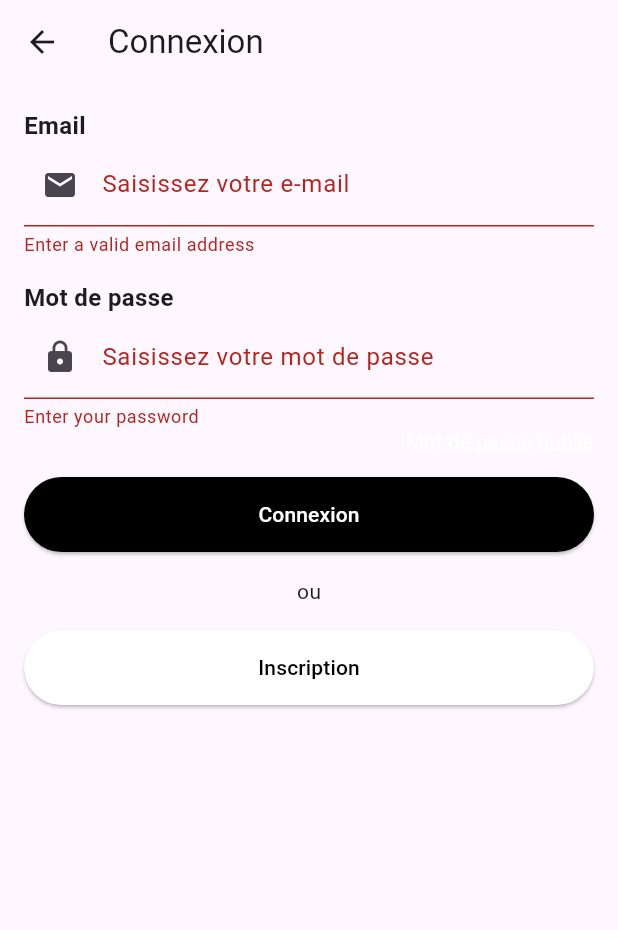
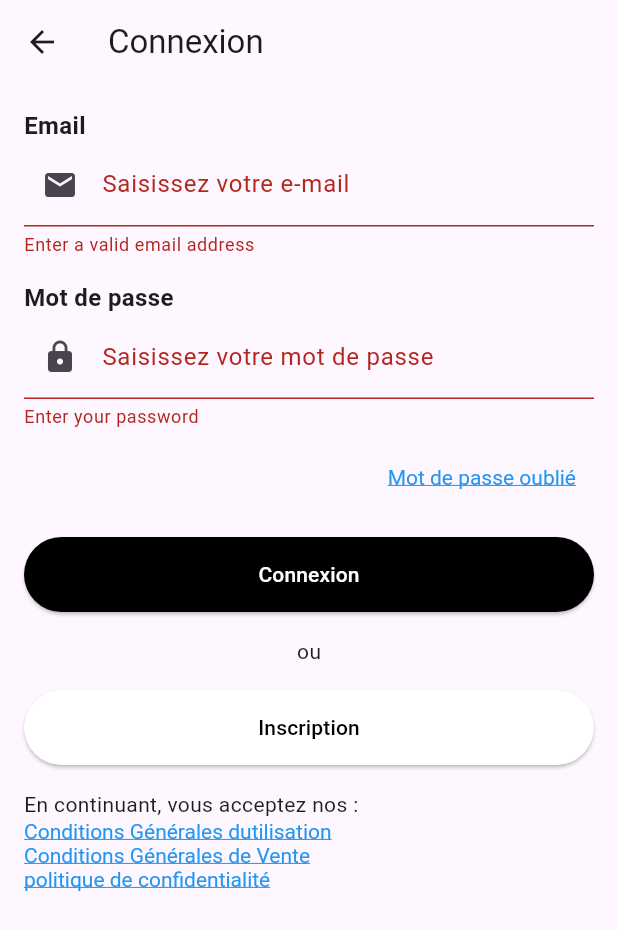
Before and after one commit to Dalel1akremi/flutterProject, a Flutter app: the screen it shows after launch, item 3 of the bottom bar chosen, after a tap on "Connexion", on a phone screen of 412 x 824 dp. Shown: the top 930 px of the screen. Run offline on Flutter 3.47's test engine with Material 3 defaults, Android fonts, the phone set to English and light mode, and no system bars.

Commit message:
fix `login` page `.dart`

```diff
--- a/FLUTTER/lib/profile.dart
+++ b/FLUTTER/lib/profile.dart
@@ -1,57 +1,109 @@
+// ignore_for_file: library_private_types_in_public_api, use_build_context_synchronously, prefer_const_declarations, avoid_print
+
 import 'package:flutter/material.dart';
-import 'package:http/http.dart' as http;
+import 'package:http/http.dart' as http; // Import the http package
 import 'dart:convert';
 import 'registre.dart';
+import 'RchangePassword.dart';
 
 class ProfilePage extends StatefulWidget {
+  const ProfilePage({super.key});
+
   @override
   _ProfilePageState createState() => _ProfilePageState();
 }
 
 class _ProfilePageState extends State<ProfilePage> {
   final _formKey = GlobalKey<FormState>();
-  String _email = '';
-  String _password = '';
+  String email = '';
+  String password = '';
 
-  void _submit() async {
-    if (_formKey.currentState?.validate() ?? false) {
-      _formKey.currentState?.save();
+  void _submit(BuildContext context) async {
+    if (_formKey.currentState!.validate()) {
+      _formKey.currentState!.save();
 
-      // TODO: Appeler la fonction d'API pour la connexion avec _email et _password
-      await loginUser(_email, _password);
+      if (email.isEmpty || password.isEmpty) {
+        ScaffoldMessenger.of(context).showSnackBar(
+          const SnackBar(
+            content: Text('Please enter both email and password.'),
+            backgroundColor: Colors.red,
+          ),
+        );
+        return;
+      }
+
+      try {
+        await loginUser(context, email, password);
+      } catch (error) {
+        print('Error during login: $error');
+        String errorMessage = 'Error during login. Please try again.';
+
+        if (error is http.ClientException) {
+          // Handle specific HTTP client exceptions
+          errorMessage =
+              'Network error. Please check your internet connection.';
+        } else if (error is FormatException) {
+          // Handle JSON decoding errors
+          errorMessage = 'Invalid response format from the server.';
+        }
+
+        ScaffoldMessenger.of(context).showSnackBar(
+          SnackBar(
+            content: Text(errorMessage),
+            backgroundColor: Colors.red,
+          ),
+        );
+      }
     }
   }
 
-  Future<void> loginUser(String email, String password) async {
-    final Uri apiUrl = Uri.parse(
-        'http://localhost:3000/login'); // Remplacez par l'URL de votre API
+  Future<void> loginUser(
+      BuildContext context, String email, String password) async {
+    final String apiUrl = "http://localhost:3000/login";
 
     try {
       final response = await http.post(
-        apiUrl,
-        body: {'email': email, 'password': password},
+        Uri.parse(apiUrl),
+        headers: {
+          'Content-Type': 'application/json',
+        },
+        body: jsonEncode({
+          'email': email,
+          'password': password,
+        }),
       );
+
+      print('Response: ${response.body}');
 
       if (response.statusCode == 200) {
         final data = json.decode(response.body);
-        // Récupérer le token et autres informations nécessaires
         final String token = data['token'];
         final String userId = data['userId'];
 
-        // TODO: Stocker le token localement (par exemple, dans les préférences partagées)
-        // TODO: Naviguer vers la page suivante ou effectuer d'autres actions nécessaires
+        // TODO: Store the token locally (e.g., in shared preferences)
+        // TODO: Navigate to the next page or perform other necessary actions
 
         print('Login successful! Token: $token, UserId: $userId');
       } else {
         final data = json.decode(response.body);
         final String message = data['message'];
 
-        // TODO: Afficher un message d'erreur à l'utilisateur
         print('Login failed! Message: $message');
+        ScaffoldMessenger.of(context).showSnackBar(
+          SnackBar(
+            content: Text('Login failed: $message'),
+            backgroundColor: Colors.red,
+          ),
+        );
       }
     } catch (error) {
-      // TODO: Gérer les erreurs, afficher un message d'erreur, etc.
       print('Error during login: $error');
+      ScaffoldMessenger.of(context).showSnackBar(
+        const SnackBar(
+          content: Text('Error during login.'),
+          backgroundColor: Colors.red,
+        ),
+      );
     }
   }
 
@@ -59,7 +111,7 @@ class _ProfilePageState extends State<ProfilePage> {
   Widget build(BuildContext context) {
     return Scaffold(
       appBar: AppBar(
-        title: Text('Connexion'),
+        title: const Text('Connexion'),
       ),
       body: Padding(
         padding: const EdgeInsets.all(16.0),
@@ -68,7 +120,7 @@ class _ProfilePageState extends State<ProfilePage> {
           child: Column(
             crossAxisAlignment: CrossAxisAlignment.start,
             children: <Widget>[
-              Text(
+              const Text(
                 'Email',
                 style: TextStyle(
                   fontWeight: FontWeight.bold,
@@ -80,72 +132,78 @@ class _ProfilePageState extends State<ProfilePage> {
                   if (value?.isEmpty ?? true || !value!.contains('@')) {
                     return 'Enter a valid email address';
                   }
-                  return null;
+                  return null; // Return null for successful validation
                 },
-                onSaved: (value) => _email = value ?? '',
-                decoration: InputDecoration(
+                onSaved: (value) => email = value ?? '',
+                decoration: const InputDecoration(
                   labelText: 'Saisissez votre e-mail',
                   prefixIcon: Icon(Icons.email),
                 ),
               ),
-              SizedBox(height: 16.0),
-              Text(
+              const SizedBox(height: 16.0),
+              const Text(
                 'Mot de passe',
                 style: TextStyle(
                   fontWeight: FontWeight.bold,
                   fontSize: 16.0,
                 ),
               ),
-              TextFormField(
+               TextFormField(
                 validator: (value) {
                   if (value?.isEmpty ?? true) {
                     return 'Enter your password';
                   }
                   return null;
                 },
-                onSaved: (value) => _password = value ?? '',
-                decoration: InputDecoration(
+                onSaved: (value) => password = value ?? '',
+                decoration: const InputDecoration(
                   labelText: 'Saisissez votre mot de passe',
                   prefixIcon: Icon(Icons.lock),
                 ),
                 obscureText: true,
               ),
+              const SizedBox(height: 8.0), // Added space
               Align(
                 alignment: Alignment.centerRight,
-                child: GestureDetector(
-                  onTap: () {
-                    // TODO: Add action for password recovery
+                child: TextButton(
+                  onPressed: () {
+                    // TODO: Navigate to the password recovery page
+                    Navigator.push(
+                      context,
+                      MaterialPageRoute(
+                        builder: (context) => PasswordRecoveryPage(),
+                      ),
+                    );
                   },
                   child: RichText(
-                    text: TextSpan(
+                    text: const TextSpan(
                       text: 'Mot de passe oublié',
                       style: TextStyle(
                         decoration: TextDecoration.underline,
-                        // You can customize the color
+                        color: Colors.blue,
                       ),
                     ),
                   ),
                 ),
               ),
-              SizedBox(height: 16.0),
+              const SizedBox(height: 16.0),
               ElevatedButton(
-                onPressed: _submit,
-                child: Text(
+                onPressed: () => _submit(context),
+                child: const Text(
                   'Connexion',
-                  style: TextStyle(color: Colors.white), // Set text color
+                  style: TextStyle(color: Colors.white),
                 ),
                 style: ElevatedButton.styleFrom(
-                  minimumSize: Size(double.infinity, 50),
+                  minimumSize: const Size(double.infinity, 50),
                   backgroundColor: Colors.black,
-                  // Set the button height
                 ),
               ),
-              SizedBox(height: 16.0),
-              Align(
+              const SizedBox(height: 16.0),
+              const Align(
                 alignment: Alignment.center,
                 child: Text('ou'),
               ),
-              SizedBox(height: 16.0),
+              const SizedBox(height: 16.0),
               ElevatedButton(
                 onPressed: () {
                   // Naviguer vers la page d'inscription
@@ -156,13 +214,50 @@ class _ProfilePageState extends State<ProfilePage> {
                             RegistrationPage()), // Remplacez RegistrationPage par le nom de votre page d'inscription
                   );
                 },
-                child: Text(
+                child: const Text(
                   'Inscription',
                   style: TextStyle(color: Colors.black),
                 ),
                 style: ElevatedButton.styleFrom(
-                  minimumSize: Size(double.infinity, 50),
+                  minimumSize: const Size(double.infinity, 50),
                   backgroundColor: Colors.white,
+                ),
+              ),
+              SizedBox(height: 16.0),
+              Text(
+                'En continuant, vous acceptez nos : ',
+                style: TextStyle(fontSize: 14.0),
+              ),
+              RichText(
+                text: TextSpan(
+                  text: 'Conditions Générales d''utilisation ',
+                  style: TextStyle(
+                    decoration: TextDecoration.underline,
+                    color: Colors.blue,
+                  ),
+                  // TODO: Add onTap callback for terms and conditions link
+                ),
+              ),
+
+              RichText(
+                text: TextSpan(
+                  text: 'Conditions Générales de Vente',
+                  style: TextStyle(
+                    decoration: TextDecoration.underline,
+                    color: Colors.blue,
+                  ),
+                  // TODO: Add onTap callback for privacy policy link
+                ),
+              ),
+
+              RichText(
+                text: TextSpan(
+                  text: 'politique de confidentialité',
+                  style: TextStyle(
+                    decoration: TextDecoration.underline,
+                    color: Colors.blue,
+                  ),
+                  // TODO: Add onTap callback for cookies policy link
                 ),
               ),
             ],
--- a/FLUTTER/pubspec.yaml
+++ b/FLUTTER/pubspec.yaml
@@ -35,7 +35,7 @@ dependencies:
   # The following adds the Cupertino Icons font to your application.
   # Use with the CupertinoIcons class for iOS style icons.
   cupertino_icons: ^1.0.2
-
+  http: ^1.2.0
 dev_dependencies:
   flutter_test:
     sdk: flutter
```
Also changed, not shown: FLUTTER/pubspec.lock.
